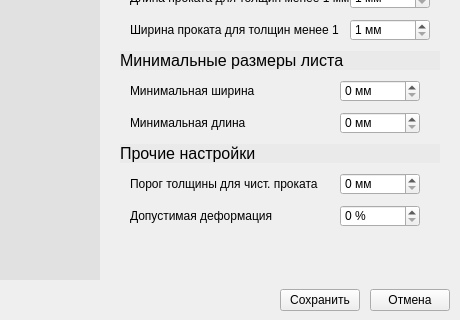
This is gui/settings.ui in NikMatyukhin/ingot-calculation as Qt 5 draws it before an edit; both pictures show x 0 to 460 and y 180 to 500 of the 460 by 500 pixel window. The edited form follows.
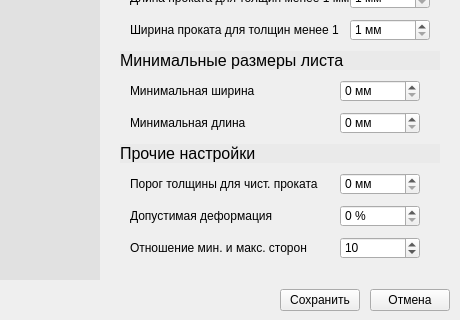
This is the edited form. The open tabs and pages were chosen to show the change. Icons and pictures are not drawn.

Commit message: :snake: штраф за соотношение сторон

Diff of the .ui file:
```diff
--- a/gui/settings.ui
+++ b/gui/settings.ui
@@ -1177,6 +1177,35 @@
                </property>
               </widget>
              </item>
+             <item row="2" column="0">
+              <widget class="QLabel" name="aspect_ratio_label">
+               <property name="minimumSize">
+                <size>
+                 <width>210</width>
+                 <height>0</height>
+                </size>
+               </property>
+               <property name="text">
+                <string>Отношение мин. и макс. сторон</string>
+               </property>
+              </widget>
+             </item>
+             <item row="2" column="1">
+              <widget class="QSpinBox" name="aspect_ratio">
+               <property name="maximumSize">
+                <size>
+                 <width>80</width>
+                 <height>16777215</height>
+                </size>
+               </property>
+               <property name="minimum">
+                <number>1</number>
+               </property>
+               <property name="value">
+                <number>10</number>
+               </property>
+              </widget>
+             </item>
             </layout>
            </widget>
           </item>
```
Left out of the diff: 2 changed lines with no effect on the pictures. The commit also changes 6 other files.
